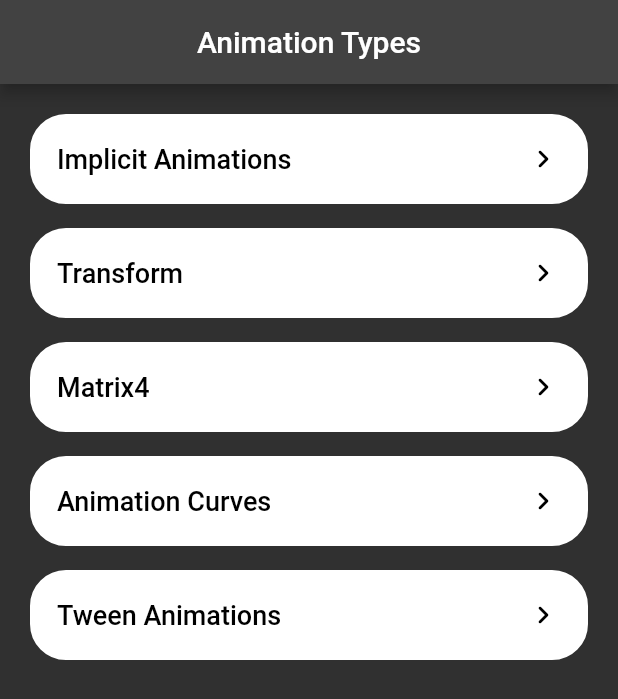
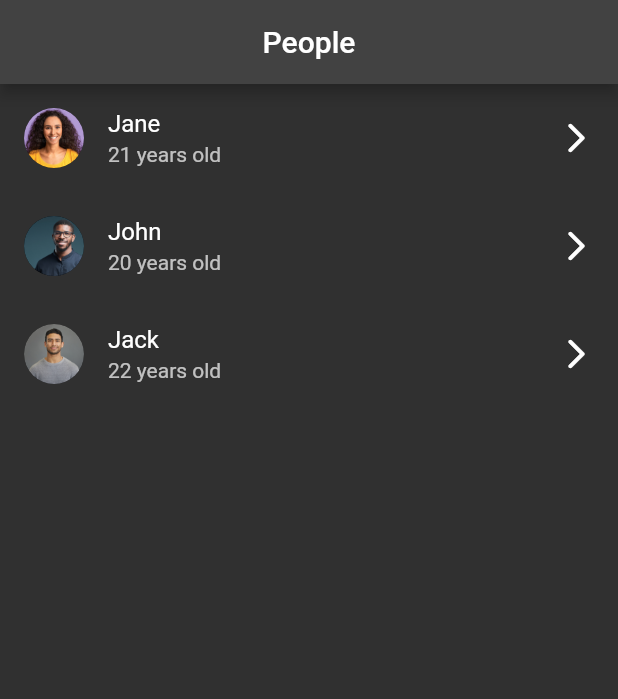
Before and after one commit to VeronikaHaichenko/animations, a Flutter app: the screen it shows after launch, on a phone screen of 412 x 824 dp. Shown: the top 699 px of the screen. Run offline on Flutter 3.47's test engine with Material 2 defaults, Android fonts, the phone set to English and light mode, and no system bars; our stand-ins replace lottie, rive.

Commit message:
added hero animation

```diff
--- /dev/null
+++ b/lib/hero/users_list_page.dart
@@ -0,0 +1,110 @@
+// ignore_for_file: public_member_api_docs, sort_constructors_first
+import 'package:animations_course/hero/details_page.dart';
+import 'package:flutter/material.dart';
+import 'package:flutter/src/widgets/container.dart';
+import 'package:flutter/src/widgets/framework.dart';
+import 'package:uuid/uuid.dart';
+
+class UsersListPage extends StatelessWidget {
+  const UsersListPage({super.key});
+
+  @override
+  Widget build(BuildContext context) {
+    const uuid = Uuid();
+    final people = <Person>[
+      Person(id: uuid.v4(), name: 'Jane', age: 21, imagePath: 'assets/images/jane.jpg'),
+      Person(id: uuid.v4(), name: 'John', age: 20, imagePath: 'assets/images/john.jpg'),
+      Person(id: uuid.v4(), name: 'Jack', age: 22, imagePath: 'assets/images/jack.jpg'),
+    ];
+
+    return Scaffold(
+      appBar: AppBar(
+        centerTitle: true,
+        title: const Text('People'),
+      ),
+      body: ListView.builder(
+        itemCount: people.length,
+        itemBuilder: (context, index) {
+          final person = people[index];
+          return ListTile(
+            onTap: () => Navigator.of(context).push(
+              MaterialPageRoute(
+                builder: (BuildContext context) => DetailsPage(
+                  person: person,
+                ),
+              ),
+            ),
+            leading: Hero(
+              tag: person.id,
+              // flightShuttleBuilder: (
+              //   flightContext,
+              //   animation,
+              //   flightDirection,
+              //   fromHeroContext,
+              //   toHeroContext,
+              // ) {
+              //   switch (flightDirection) {
+              //     case HeroFlightDirection.push:
+              //       return Material(
+              //         color: Colors.transparent,
+              //         child: ScaleTransition(
+              //           scale: animation.drive(
+              //             Tween<double>(
+              //               begin: 0,
+              //               end: 1,
+              //             ).chain(
+              //               CurveTween(
+              //                 curve: Curves.ease,
+              //               ),
+              //             ),
+              //           ),
+              //           child: toHeroContext.widget,
+              //         ),
+              //       );
+              //     case HeroFlightDirection.pop:
+              //       return Material(
+              //         color: Colors.transparent,
+              //         child: ScaleTransition(
+              //           scale: animation.drive(
+              //             Tween<double>(
+              //               begin: 0,
+              //               end: 1,
+              //             ).chain(
+              //               CurveTween(
+              //                 curve: Curves.ease,
+              //               ),
+              //             ),
+              //           ),
+              //           child: fromHeroContext.widget,
+              //         ),
+              //       );
+              //   }
+              // },
+              child: CircleAvatar(
+                backgroundImage: AssetImage(person.imagePath),
+              ),
+            ),
+            title: Text(person.name),
+            subtitle: Text('${person.age} years old'),
+            trailing: const Icon(
+              Icons.arrow_forward_ios_rounded,
+            ),
+          );
+        },
+      ),
+    );
+  }
+}
+
+class Person {
+  final String id;
+  final String name;
+  final int age;
+  final String imagePath;
+  Person({
+    required this.id,
+    required this.name,
+    required this.age,
+    required this.imagePath,
+  });
+}
--- a/lib/main.dart
+++ b/lib/main.dart
@@ -2,6 +2,7 @@ import 'package:animations_course/chip.dart' as chip;
 import 'package:animations_course/example1.dart';
 import 'package:animations_course/example2.dart';
 import 'package:animations_course/example3.dart';
+import 'package:animations_course/hero/users_list_page.dart';
 import 'package:animations_course/menu/menu_page.dart';
 import 'package:animations_course/rive_example.dart';
 import 'package:animations_course/lottie_example.dart';
@@ -21,7 +22,7 @@ class MyApp extends StatelessWidget {
       themeMode: ThemeMode.dark,
       debugShowCheckedModeBanner: false,
       debugShowMaterialGrid: false,
-      home: const MenuPage(),
+      home: const UsersListPage(),
     );
   }
 }
--- a/pubspec.yaml
+++ b/pubspec.yaml
@@ -38,6 +38,7 @@ dependencies:
   vector_math: ^2.1.2
   lottie: ^2.2.0
   rive: ^0.9.1
+  uuid: ^3.0.7
 
 dev_dependencies:
   flutter_test:
```
Also changed, not shown: lib/hero/details_page.dart (added, +50 -0 lines), assets/images/jack.jpg (added), assets/images/jane.jpg (added), assets/images/john.jpg (added), pubspec.lock.
